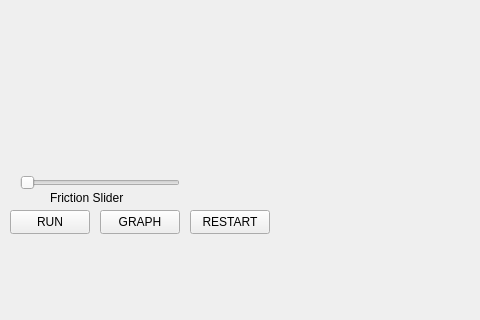
The window that UI/src/mainwindow.ui (EvolutionSimulator/EvolutionSimulator) describes before a commit, drawn with Qt 5; both pictures show x 0 to 480 and y 280 to 600 of the 800 by 600 pixel window.
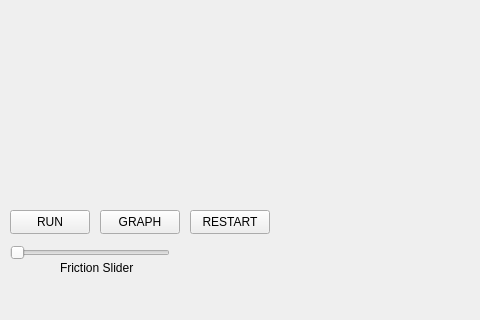
The same window after the commit. Custom widgets are drawn as their Qt base class.

```diff
--- a/UI/src/mainwindow.ui
+++ b/UI/src/mainwindow.ui
@@ -112,8 +112,8 @@
    <widget class="QSlider" name="frictionCoefficientSpinBox">
     <property name="geometry">
      <rect>
-      <x>20</x>
-      <y>450</y>
+      <x>10</x>
+      <y>520</y>
       <width>160</width>
       <height>25</height>
      </rect>
@@ -131,8 +131,8 @@
    <widget class="QLabel" name="label">
     <property name="geometry">
      <rect>
-      <x>50</x>
-      <y>470</y>
+      <x>60</x>
+      <y>540</y>
       <width>91</width>
       <height>16</height>
      </rect>
@@ -145,7 +145,7 @@
     <property name="geometry">
      <rect>
       <x>190</x>
-      <y>450</y>
+      <y>530</y>
       <width>58</width>
       <height>16</height>
      </rect>
```
